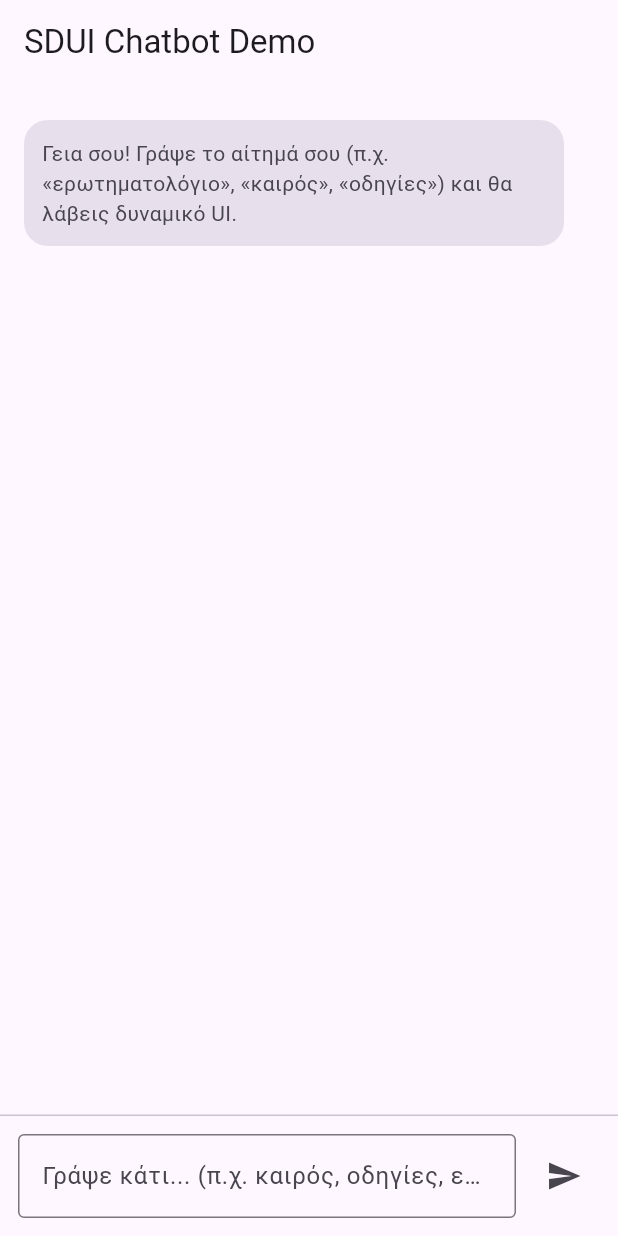
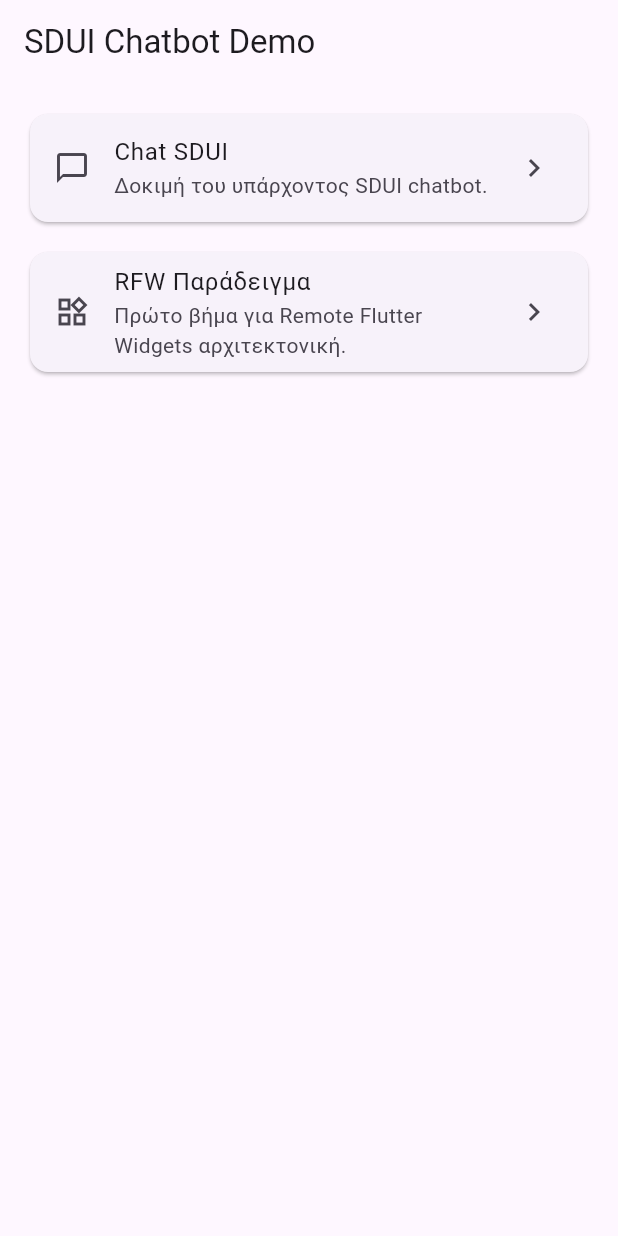
Before and after one commit to Alfonsos-Kotsios/sdui_chatbot, a Flutter app: the screen it shows after launch, on a phone screen of 412 x 824 dp. Run offline on Flutter 3.47's test engine with Material 3 defaults, Android fonts, the phone set to English and light mode, and no system bars; missing offline and left inert: rfw.

Commit message:
(first_try_of_rfw)

```diff
--- a/lib/main.dart
+++ b/lib/main.dart
@@ -1,5 +1,6 @@
 import 'package:flutter/material.dart';
 import 'screens/chat_screen.dart';
+import 'screens/home_screen.dart';
 
 void main() {
   runApp(const MyApp());
@@ -10,6 +11,6 @@ class MyApp extends StatelessWidget {
 
   @override
   Widget build(BuildContext context) {
-    return const MaterialApp(home: ChatScreen());
+    return const MaterialApp(home: HomeScreen());
   }
 }
--- a/lib/screens/chat_screen.dart
+++ b/lib/screens/chat_screen.dart
@@ -25,7 +25,7 @@ class _ChatScreenState extends State<ChatScreen> {
         isUser: false,
         text:
             'Γεια σου! Γράψε το αίτημά σου (π.χ. «ερωτηματολόγιο», «καιρός»,'
-            ' «οδηγίες») και θα λάβεις δυναμικό UI.',
+            ' «οδηγίες», «rfw») και θα λάβεις δυναμικό UI.',
       ),
     );
   }
@@ -66,23 +66,6 @@ class _ChatScreenState extends State<ChatScreen> {
     _scrollToBottom();
   }
 
-  void _handleSubmit() {
-    final responseJson = MockBackend.sendAnswers(_answers);
-
-    setState(() {
-      _answers.clear();
-      _messages.add(
-        ChatMessage(
-          id: 'bot-${DateTime.now().millisecondsSinceEpoch}',
-          isUser: false,
-          sduiJson: responseJson,
-        ),
-      );
-    });
-
-    _scrollToBottom();
-  }
-
   void _scrollToBottom() {
     WidgetsBinding.instance.addPostFrameCallback((_) {
       if (!_scrollController.hasClients) {
@@ -120,9 +103,6 @@ class _ChatScreenState extends State<ChatScreen> {
                       _answers[id] = value;
                     });
                   },
-                  onSubmit: isLastMessage && message.sduiJson != null
-                      ? _handleSubmit
-                      : null,
                 );
               },
             ),
@@ -202,7 +182,7 @@ class _ChatInput extends StatelessWidget {
               controller: controller,
               decoration: const InputDecoration(
                 hintText:
-                    'Γράψε κάτι... (π.χ. καιρός, οδηγίες, ερωτηματολόγιο)',
+                    'Γράψε κάτι... (π.χ. καιρός, οδηγίες, ερωτηματολόγιο, rfw)',
                 border: OutlineInputBorder(),
               ),
               onSubmitted: onSend,
--- /dev/null
+++ b/lib/screens/home_screen.dart
@@ -0,0 +1,67 @@
+import 'package:flutter/material.dart';
+import 'chat_screen.dart';
+import 'rfw_demo_screen.dart';
+
+class HomeScreen extends StatelessWidget {
+  const HomeScreen({super.key});
+
+  @override
+  Widget build(BuildContext context) {
+    return Scaffold(
+      appBar: AppBar(title: const Text('SDUI Chatbot Demo')),
+      body: ListView(
+        padding: const EdgeInsets.all(16),
+        children: [
+          _NavCard(
+            title: 'Chat SDUI',
+            subtitle: 'Δοκιμή του υπάρχοντος SDUI chatbot.',
+            icon: Icons.chat_bubble_outline,
+            onTap: () {
+              Navigator.of(
+                context,
+              ).push(MaterialPageRoute(builder: (_) => const ChatScreen()));
+            },
+          ),
+          const SizedBox(height: 12),
+          _NavCard(
+            title: 'RFW Παράδειγμα',
+            subtitle: 'Πρώτο βήμα για Remote Flutter Widgets αρχιτεκτονική.',
+            icon: Icons.widgets_outlined,
+            onTap: () {
+              Navigator.of(
+                context,
+              ).push(MaterialPageRoute(builder: (_) => const RfwDemoScreen()));
+            },
+          ),
+        ],
+      ),
+    );
+  }
+}
+
+class _NavCard extends StatelessWidget {
+  final String title;
+  final String subtitle;
+  final IconData icon;
+  final VoidCallback onTap;
+
+  const _NavCard({
+    required this.title,
+    required this.subtitle,
+    required this.icon,
+    required this.onTap,
+  });
+
+  @override
+  Widget build(BuildContext context) {
+    return Card(
+      child: ListTile(
+        leading: Icon(icon),
+        title: Text(title),
+        subtitle: Text(subtitle),
+        trailing: const Icon(Icons.chevron_right),
+        onTap: onTap,
+      ),
+    );
+  }
+}
```
Also changed, not shown: lib/backend/mock_backend.dart (+25 -30 lines), lib/renderers/rfw_renderer.dart (added, +60 -0 lines), lib/renderers/sdui_renderer.dart (+10 -0 lines), lib/rfw/rfw_runtime.dart (added, +46 -0 lines), lib/screens/rfw_demo_screen.dart (added, +39 -0 lines), lib/screens/rfw_screen.dart (added, +34 -0 lines).
